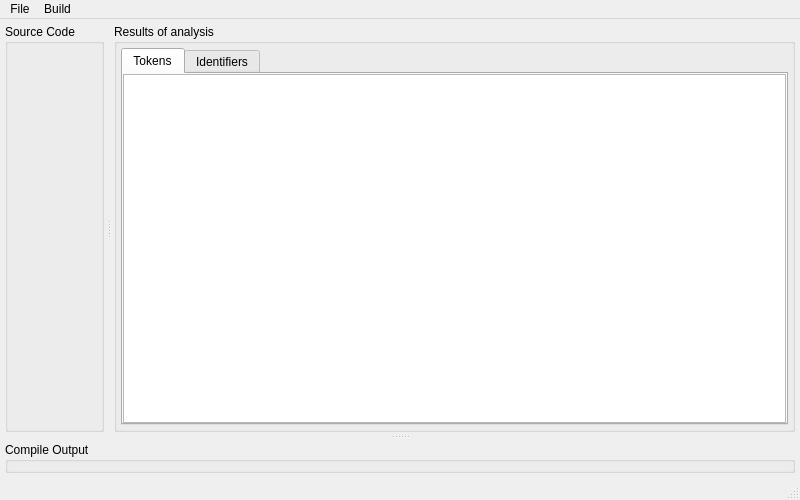
First picture: the form in mainwindow.ui, repository SergShtelmakh/Translator-Qt-, before the edit.
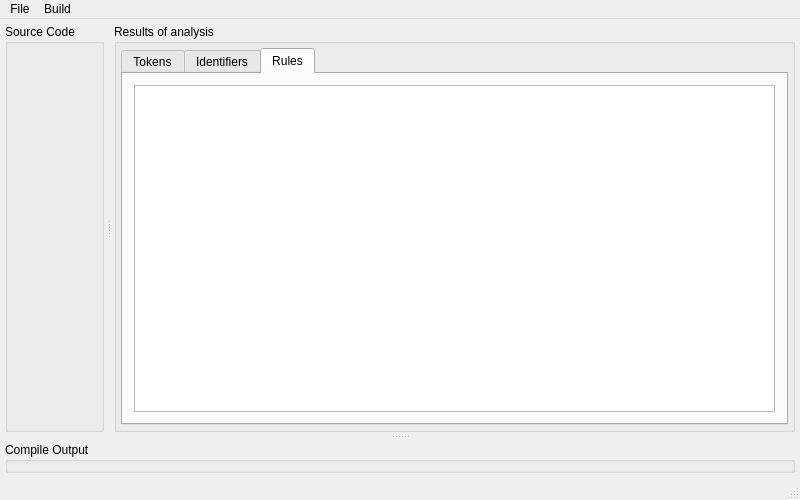
Second picture: the form after the edit. Custom widgets are drawn as their Qt base class.

Commit message: Add rule list representation.

Patch:
```diff
--- a/mainwindow.ui
+++ b/mainwindow.ui
@@ -159,8 +159,11 @@
          </property>
          <item>
           <widget class="QTabWidget" name="resultTabWidget">
+           <property name="tabShape">
+            <enum>QTabWidget::Rounded</enum>
+           </property>
            <property name="currentIndex">
-            <number>0</number>
+            <number>2</number>
            </property>
            <widget class="QWidget" name="tab">
             <attribute name="title">
@@ -229,6 +232,16 @@
              </item>
             </layout>
            </widget>
+           <widget class="QWidget" name="tab_3">
+            <attribute name="title">
+             <string>Rules</string>
+            </attribute>
+            <layout class="QVBoxLayout" name="verticalLayout_4">
+             <item>
+              <widget class="QListView" name="rulesListView"/>
+             </item>
+            </layout>
+           </widget>
           </widget>
          </item>
         </layout>
```
The commit also changes 11 other files.
